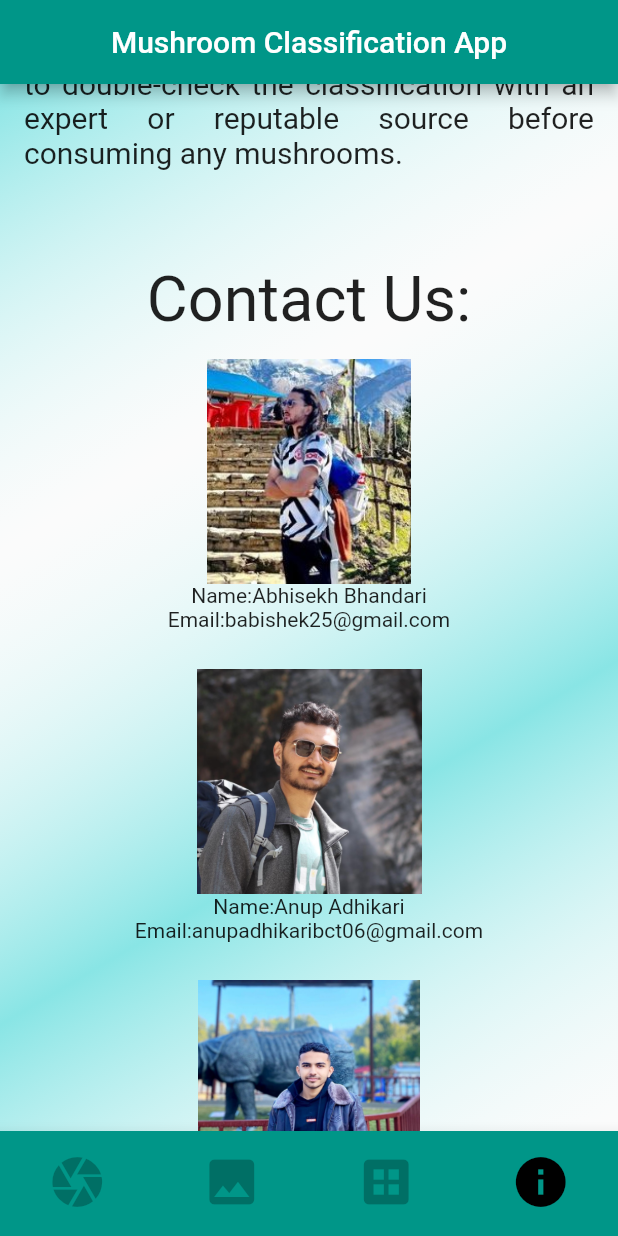
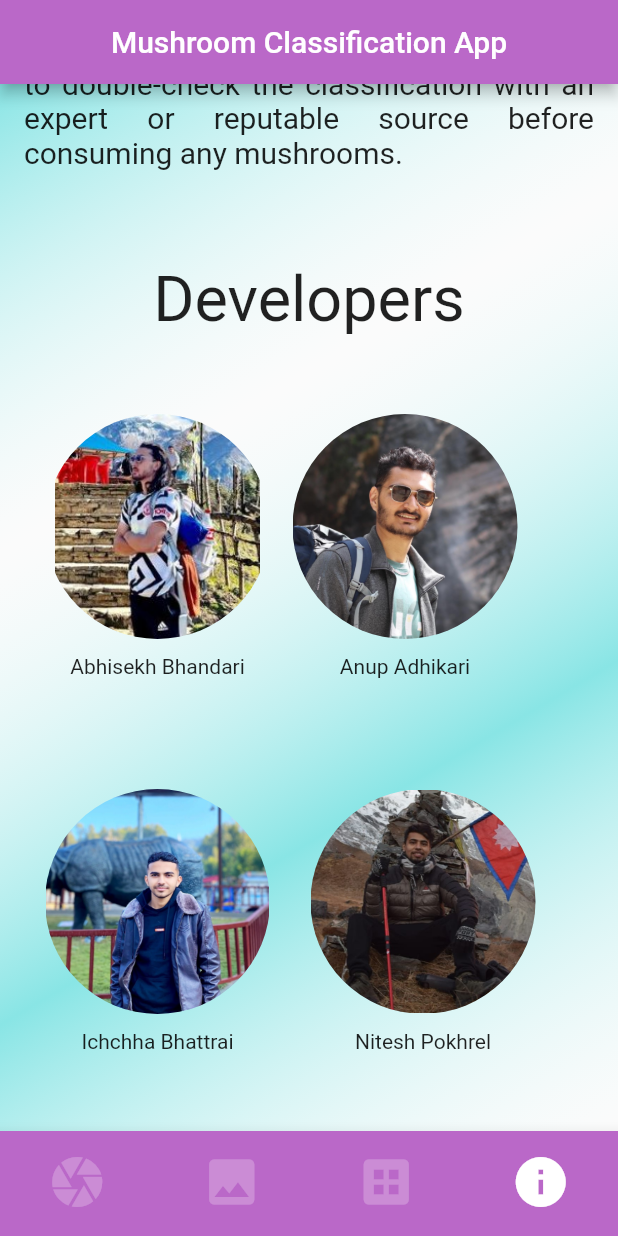
Before and after one commit to anup1009/mushroom, a Flutter app: the screen it shows after launch, item 4 of the bottom bar chosen, scrolled down 1648 dp, on a phone screen of 412 x 824 dp. Run offline on Flutter 3.47's test engine with Material 2 defaults, Android fonts, the light colour scheme and no system bars; our stand-ins replace animated_text_kit, cloud_firestore, device_info_plus, firebase_core, firebase_storage, flutter_spinkit and 2 more; missing offline and left inert: dart:ffi; accounts and stored records are empty.

Commit message:
finally done

```diff
--- a/lib/components/information.dart
+++ b/lib/components/information.dart
@@ -2,19 +2,20 @@ import 'package:flutter/material.dart';
 
 class StudentCard extends StatelessWidget {
  final String name;
- final String email;
 
 
-  const StudentCard({Key? key,  required this.name,required this.email,}) : super(key: key);
+
+  const StudentCard({Key? key,  required this.name}) : super(key: key);
 
   @override
   Widget build(BuildContext context) {
     return Column(
 
       children: [
-        Image(image: AssetImage('assets/images/${name}.jpg'),width: 150.0,height: 150.0,),
-        Text('Name:${name}'),
-        Text('Email:${email}'),],
+        ClipRRect(borderRadius:BorderRadius.circular(100),child: Image(image: AssetImage('assets/images/${name}.jpg'),width: 150.0,height: 150.0,)),
+        SizedBox(height: 10.0,),
+        Text('${name}'),
+        ],
     );;
   }
 }
--- a/lib/main.dart
+++ b/lib/main.dart
@@ -1,4 +1,4 @@
-// @dart=2.9
+// (// @dart=2.9)
 
 import 'package:flutter/material.dart';
 import 'package:mushroom/loadingScreen.dart';
--- a/lib/navbar.dart
+++ b/lib/navbar.dart
@@ -7,11 +7,11 @@ import 'package:mushroom/screens/selectImage.dart';
 import 'package:firebase_core/firebase_core.dart';
 import 'main.dart';
 
-void main() async {
-  WidgetsFlutterBinding.ensureInitialized();
-  await Firebase.initializeApp(); // Initialize Firebase
-  runApp(MyApp());
-}
+// void main() async {
+//   WidgetsFlutterBinding.ensureInitialized();
+//   await Firebase.initializeApp(); // Initialize Firebase
+//   runApp(MyApp());
+// }
 
 class navBar extends StatefulWidget {
   const navBar({Key? key}) : super(key: key);
@@ -43,7 +43,7 @@ class _navBarState extends State<navBar> {
       appBar: AppBar(
         title: Text('Mushroom Classification App'),
         centerTitle: true,
-        backgroundColor: Colors.teal,
+        backgroundColor: Colors.purple[300],
       ),
       body: Container(
           decoration: BoxDecoration(
@@ -54,15 +54,15 @@ class _navBarState extends State<navBar> {
           child: screens[currentIndex]),
       bottomNavigationBar: BottomNavigationBar(
         type: BottomNavigationBarType.fixed,
-        backgroundColor: Colors.teal,
-        selectedItemColor: Colors.black,
-        unselectedItemColor: Colors.black26,
+        backgroundColor: Colors.purple[300],
+        selectedItemColor: Colors.white,
+        unselectedItemColor: Colors.white24,
         iconSize: 40,
         showUnselectedLabels: false,
         showSelectedLabels: false,
         currentIndex: currentIndex,
         onTap: (index) => setState(
-          () => currentIndex = index,
+              () => currentIndex = index,
         ),
         items: [
           BottomNavigationBarItem(
--- a/lib/screens/aboutApp.dart
+++ b/lib/screens/aboutApp.dart
@@ -39,7 +39,7 @@ class _aboutAppState extends State<aboutApp> {
             ),
 
 
-            Text('Contact Us:',textAlign: TextAlign.center,textScaleFactor: 3,),
+            Text('Developers',textAlign: TextAlign.center,textScaleFactor: 3,),
             SingleChildScrollView(
 
               child: Column(
@@ -55,16 +55,26 @@ class _aboutAppState extends State<aboutApp> {
 
 
 
-                    children: [
-                      StudentCard(name: 'Abhisekh Bhandari',email: 'babishek25@gmail.com',),
-                      SizedBox(height: 25.0,),
+                      children: [Row(children: [  Container(
+
+                        padding: const EdgeInsets.all(15.0),
+
+                        child: StudentCard(name: 'Abhisekh Bhandari',),
+                      ),
+                        SizedBox(height: 250.0,),
                         // SizedBox(width: 5.0,),
-                      StudentCard(name: 'Anup Adhikari',email: 'anupadhikaribct06@gmail.com',),
-                      SizedBox(height: 25.0,),
-                      StudentCard(name: 'Ichchha Bhattrai',email: 'ichchhababu1234@gmail.com',),
-                      SizedBox(height: 25.0,),
+                        StudentCard(name: 'Anup Adhikari'),
+                        SizedBox(height: 250.0,),]),
+                        Row(children: [ Padding(
+                          padding: const EdgeInsets.all(15.0),
+                          child: StudentCard(name: 'Ichchha Bhattrai',),
+                        ),
+                        SizedBox(height: 250.0,),
+                        SizedBox(width:12.0),
                         // SizedBox(width: 5.0,),
-                      StudentCard(name: 'Nitesh Pokhrel',email: 'niteshpokhrel2055@gmail.com',),
+                        StudentCard(name: 'Nitesh Pokhrel'),],)
+
+
                       ],
                     )
                 ),
```
Also changed, not shown: lib/loadingScreen.dart (+29 -17 lines), lib/screens/CaptureImage.dart (+107 -27 lines), lib/screens/selectImage.dart (+108 -28 lines), pubspec.yaml (+2 -10 lines), assets/images/anup.png (deleted), assets/images/b.png (deleted), assets/images/c.png (deleted), assets/images/d.png (deleted), assets/images/loadingScreen.jpg (added), lib/screens/previousResult.dart (indentation only), pubspec.lock, 68 other files. Lines whose indentation alone changed are shown as unchanged.
